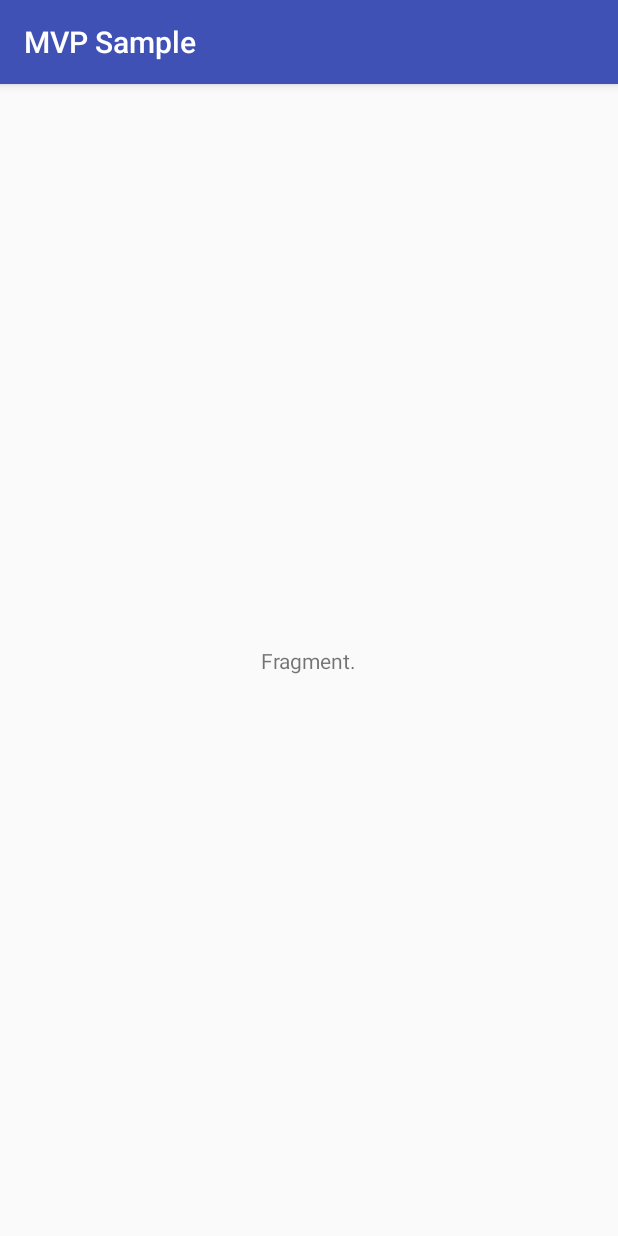
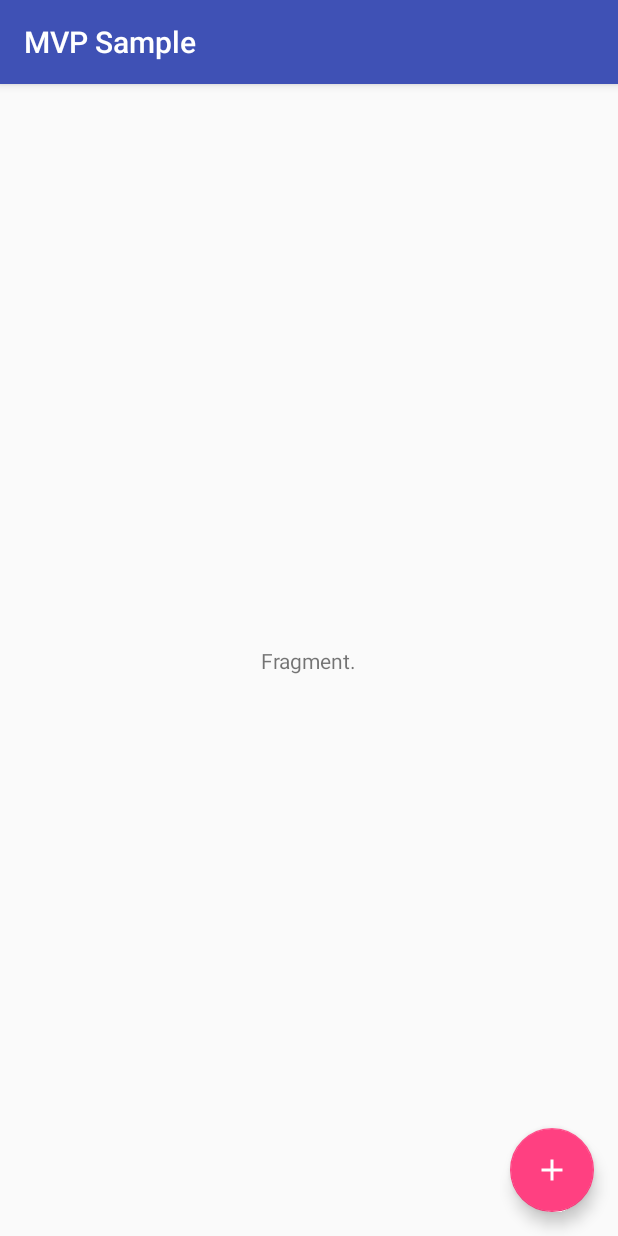
Before and after one commit to ghostnotes/android-MVPSample, an Android app: the screen it shows after launch (MainActivity), on a phone screen of 412 x 824 dp. Run offline under Robolectric (Android 15) with nearby library versions, the phone set to English and light mode, and no system bars; our stand-ins replace Dagger/Hilt's generated code; 1 statement that could not run was skipped.

Commit message:
Adds FAB to Main screen.

```diff
--- a/app/build.gradle
+++ b/app/build.gradle
@@ -33,6 +33,7 @@ dependencies {
     implementation "org.jetbrains.kotlin:kotlin-stdlib-jre7:$kotlin_version"
     implementation "com.android.support:appcompat-v7:$support_library_version"
     implementation "com.android.support.constraint:constraint-layout:$constraint_layout_version"
+    implementation "com.android.support:design:$support_library_version"
 
     implementation "com.google.dagger:dagger:$dagger_version"
     kapt "com.google.dagger:dagger-compiler:$dagger_version"
--- /dev/null
+++ b/app/src/main/res/drawable/ic_add_white_24dp.xml
@@ -0,0 +1,12 @@
+<?xml version="1.0" encoding="utf-8"?>
+<vector xmlns:android="http://schemas.android.com/apk/res/android"
+    android:viewportWidth="24"
+    android:viewportHeight="24"
+    android:width="24dp"
+    android:height="24dp">
+
+    <path
+        android:pathData="M19 13l-6 0 0 6 -2 0 0 -6 -6 0 0 -2 6 0 0 -6 2 0 0 6 6 0 0 2z"
+        android:fillColor="#FFFFFF" />
+
+</vector>
--- a/app/src/main/res/layout/activity_main.xml
+++ b/app/src/main/res/layout/activity_main.xml
@@ -1,5 +1,5 @@
 <?xml version="1.0" encoding="utf-8"?>
-<android.support.constraint.ConstraintLayout xmlns:android="http://schemas.android.com/apk/res/android"
+<android.support.design.widget.CoordinatorLayout xmlns:android="http://schemas.android.com/apk/res/android"
     xmlns:app="http://schemas.android.com/apk/res-auto"
     xmlns:tools="http://schemas.android.com/tools"
     android:layout_width="match_parent"
@@ -11,4 +11,14 @@
         android:layout_width="match_parent"
         android:layout_height="match_parent" />
 
-</android.support.constraint.ConstraintLayout>
+    <android.support.design.widget.FloatingActionButton
+        android:id="@+id/fab"
+        android:layout_width="wrap_content"
+        android:layout_height="wrap_content"
+        android:layout_gravity="bottom|end"
+        android:layout_margin="@dimen/margin_fab"
+        android:clickable="true"
+        android:focusable="true"
+        app:srcCompat="@drawable/ic_add_white_24dp" />
+
+</android.support.design.widget.CoordinatorLayout>
--- /dev/null
+++ b/app/src/main/res/values/dimens.xml
@@ -0,0 +1,6 @@
+<?xml version="1.0" encoding="utf-8"?>
+<resources>
+
+    <dimen name="margin_fab">16dp</dimen>
+
+</resources>
```
